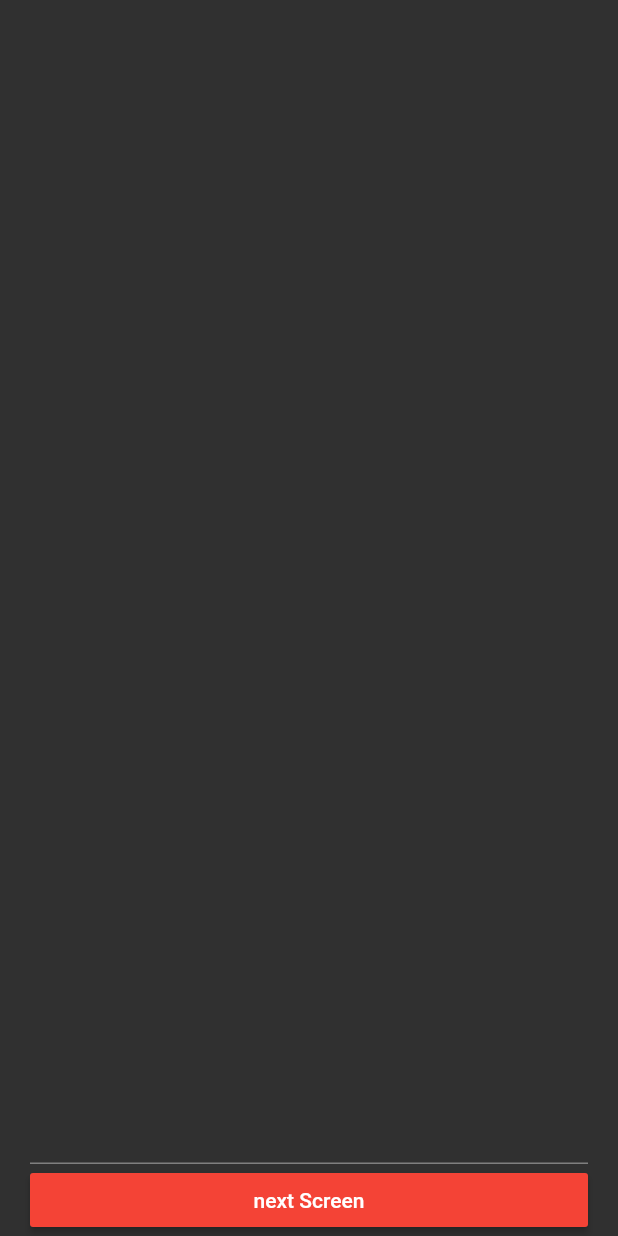
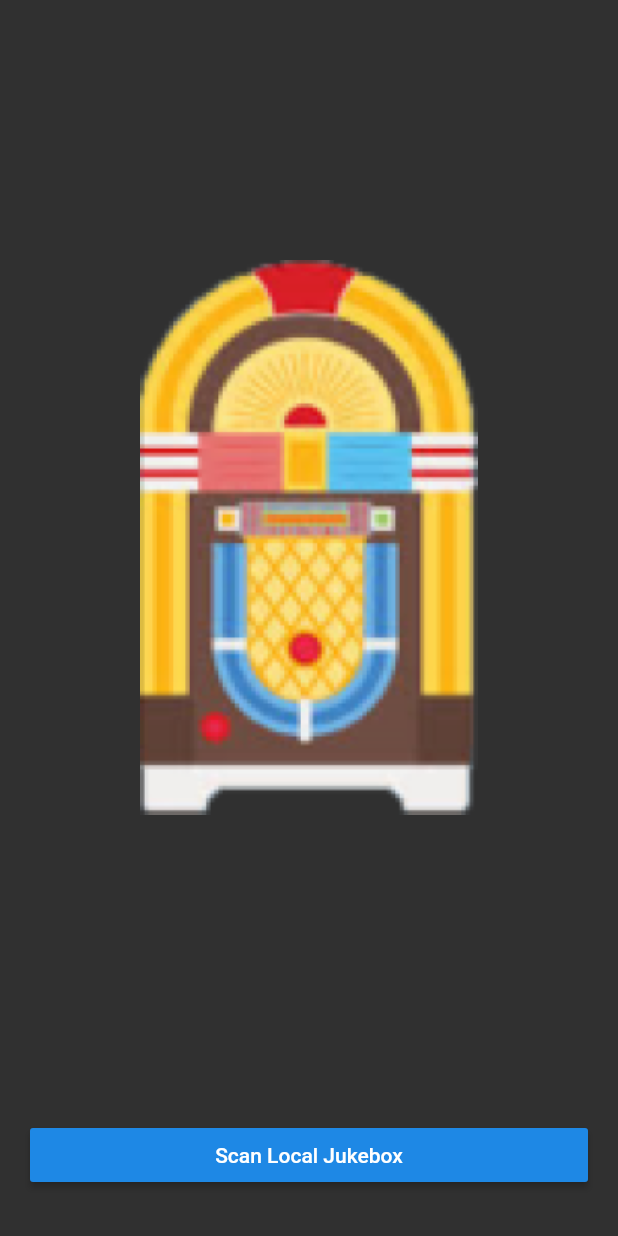
Before and after one commit to Veljko97/jukebox_application, a Flutter app: the screen it shows after launch, on a phone screen of 412 x 824 dp. Run offline on Flutter 3.47's test engine with Material 2 defaults, Android fonts, the phone set to English and light mode, and no system bars; our stand-ins replace file_picker, uni_links; missing offline and left inert: barcode_scan.

Commit message:
adding Sinner

```diff
--- a/lib/ui/screens/connect_screen.dart
+++ b/lib/ui/screens/connect_screen.dart
@@ -1,7 +1,10 @@
+import 'dart:async';
+
 import 'package:barcode_scan/barcode_scan.dart';
 import 'package:flutter/material.dart';
 import 'package:flutter/services.dart';
 import 'package:jukebox_application/ui/screen_controllers/connect_screen_controller.dart';
+import 'package:jukebox_application/ui/screens/reusable/custom_progress_indicator.dart';
 import 'package:jukebox_application/ui/screens/reusable/fiield_button.dart';
 import 'package:jukebox_application/utils/constants.dart';
 import 'package:jukebox_application/utils/server_location_utils.dart';
@@ -17,7 +20,7 @@ class _ConnectScreenState extends State<ConnectScreen> {
   BuildContext context;
 
   bool _first = true;
-  TextEditingController _serverCodeController = new TextEditingController();
+  GlobalKey _progressKey = GlobalKey();
 
   @override
   void initState() {
@@ -31,30 +34,34 @@ class _ConnectScreenState extends State<ConnectScreen> {
   Widget build(BuildContext context) {
     if (_first) {}
     return Scaffold(
-      body: Padding(
-        padding: const EdgeInsets.symmetric(horizontal: 20),
-        child: Builder(builder: (buildContext) {
+      body: Builder(builder: (buildContext) {
         this.context = buildContext;
         return buildBody();
       }),
-      ),
     );
   }
 
   Widget buildBody() {
     return Column(
-      mainAxisAlignment: MainAxisAlignment.end,
       crossAxisAlignment: CrossAxisAlignment.stretch,
       children: [
-        TextField(
-          controller: _serverCodeController,
+        Expanded(
+          child: Align(
+            alignment: Alignment.center,
+            child: Image(
+              image: AssetImage(Constants.LOGO_IMAGE),
             ),
-        FilledButton(
+          ),
+        ),
+        Padding(
+          padding: const EdgeInsets.symmetric(horizontal: 20, vertical: 30),
+          child: FilledButton(
             onCLick: () {
               startScan();
             },
-          text: "next Screen",
-          colorFill: Colors.red,
+            text: "Scan Local Jukebox",
+            colorFill: Theme.of(context).buttonColor,
+          ),
         ),
       ],
     );
@@ -71,26 +78,28 @@ class _ConnectScreenState extends State<ConnectScreen> {
   }
 
   startScan() async {
-    String serverCode = _serverCodeController.text;
-    if (serverCode == null || serverCode.isEmpty) {
+    String serverCode = "";
     var result = await BarcodeScanner.scan();
     if (result != null &&
         result.rawContent != null &&
         result.rawContent.isNotEmpty) {
       serverCode = getServerKeyFromLink(result.rawContent);
     }
-    }
+
     connectToServer(serverCode);
   }
 
-  void connectToServer(String serverKey){
+  void connectToServer(String serverKey) {
+    CustomProgressIndicator.showProgress(_progressKey, context);
     ConnectScreenController().getServerLocations(serverKey, (responseModel) {
       if (responseModel != null) {
+        CustomProgressIndicator.removeProgress(_progressKey);
         if (responseModel.error != null) {
           showSnackBar(context, "Did not connect try scanning again");
         } else {
           ServerLocationsUtils.IP_ADDRESS = responseModel.response.location;
-          Navigator.of(context).pushNamedAndRemoveUntil(Constants.ROUTE_MUSIC_SCREEN, (_) => false);
+          Navigator.of(context).pushNamedAndRemoveUntil(
+              Constants.ROUTE_MUSIC_SCREEN, (_) => false);
         }
       }
     });
--- a/lib/utils/constants.dart
+++ b/lib/utils/constants.dart
@@ -5,4 +5,9 @@ class Constants {
 
     static const String ROUTE_CONNECTION_SCREEN = "connectScreen";
     static const String ROUTE_MUSIC_SCREEN = "musicScreen";
+
+    static const String ASSETS_LOCATION = "assets/";
+    static const String IMAGES_LOCATION = ASSETS_LOCATION + "images/";
+
+    static const String LOGO_IMAGE = IMAGES_LOCATION + "icon.png";
 }
--- a/pubspec.yaml
+++ b/pubspec.yaml
@@ -55,6 +55,9 @@ flutter:
   # the material Icons class.
   uses-material-design: true
 
+  assets:
+    - assets/images/
+
   # To add assets to your application, add an assets section, like this:
   # assets:
   #   - images/a_dot_burr.jpeg
```
Also changed, not shown: lib/ui/screens/music_screen.dart (+54 -26 lines), lib/ui/screens/reusable/custom_progress_indicator.dart (added, +28 -0 lines), lib/ui/screens/reusable/moving_text.dart (renamed from lib/ui/screens/reusable/MuvingText.dart, +5 -2 lines), assets/images/icon.png (added), 19 other files. Lines whose indentation alone changed are shown as unchanged.
